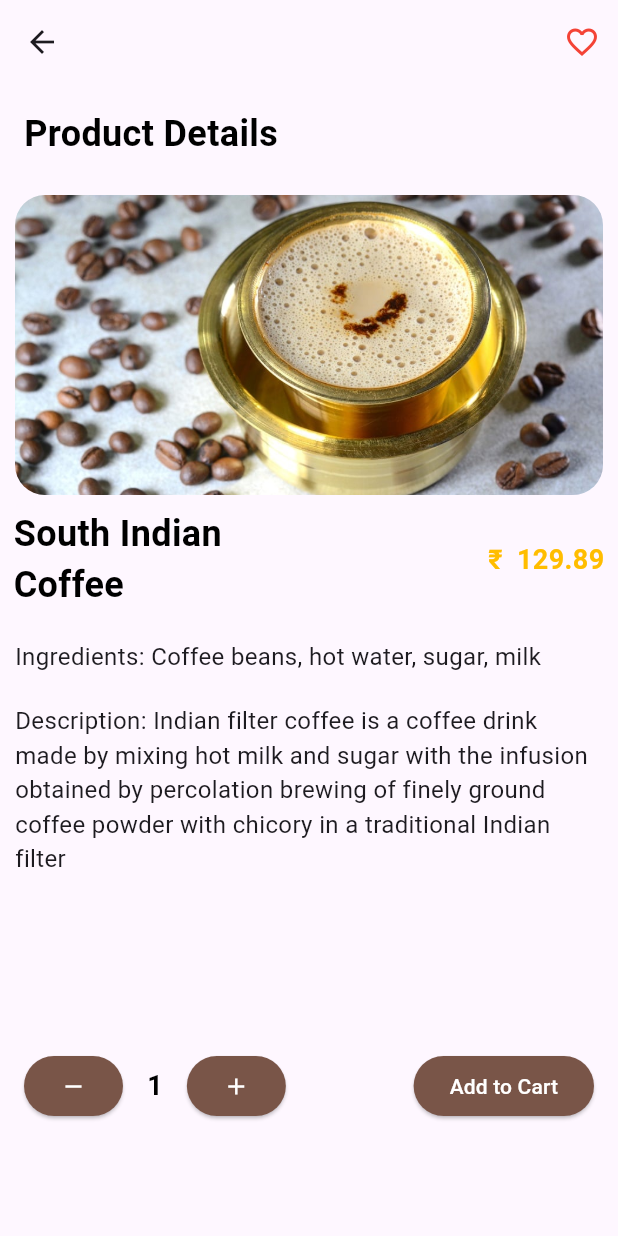
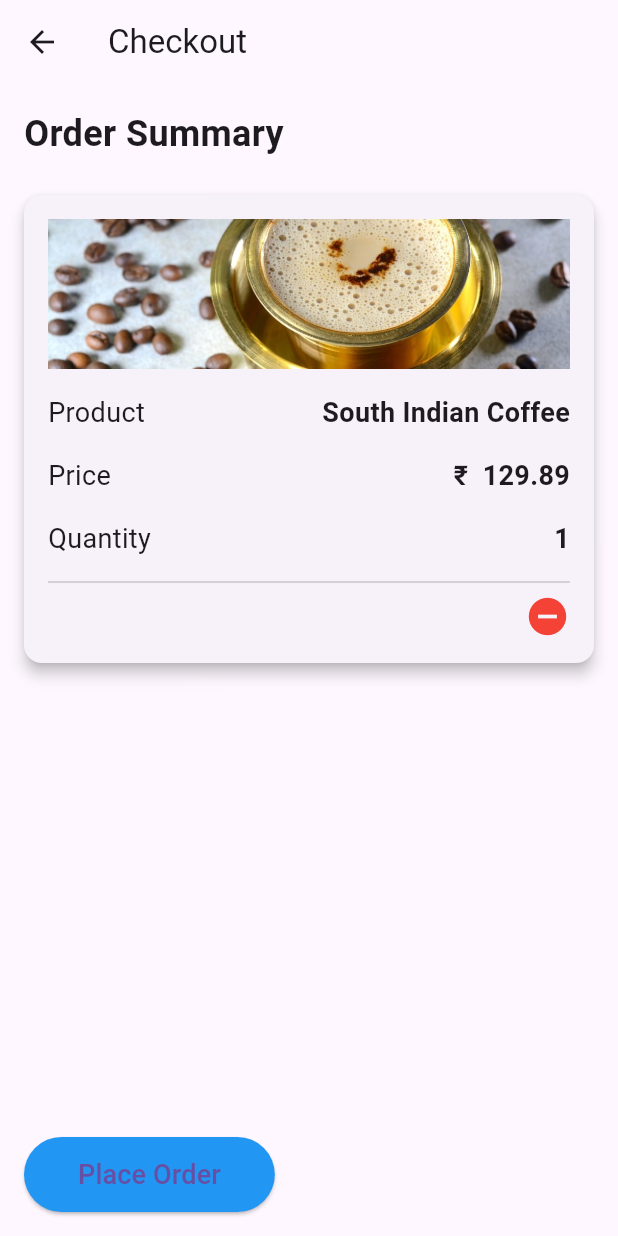
Before and after one commit to JanardhanGowda18/Cafe_screens, a Flutter app: the DetailPage1 screen opened directly with sample values from the repository, after a tap on "Add to Cart", on a phone screen of 412 x 824 dp. Run offline on Flutter 3.47's test engine with Material 3 defaults, Android fonts, the phone set to English and light mode, and no system bars; our stand-ins replace carousel_slider.

Commit message:
Implemented Chec

```diff
--- a/lib/main.dart
+++ b/lib/main.dart
@@ -1,6 +1,7 @@
 import 'package:flutter/material.dart';
 import 'package:provider/provider.dart';
 import 'package:screen_project/screens/home/home.dart';
+import 'package:screen_project/screens/home/widget/cart_item_provider.dart';
 import 'package:screen_project/screens/home/widget/favouriteprovider.dart';
 import 'package:screen_project/screens/home/widget/favouriteprovider2.dart';
 
@@ -8,6 +9,10 @@ void main() {
   runApp(
     MultiProvider(
       providers: [
+
+    ChangeNotifierProvider(create: (context) => CartItemProvider()),
+  // Add other providers as needed
+
         ChangeNotifierProvider(create: (context) => FavoritesProvider()),
         ChangeNotifierProvider(create: (context) => FavoritesProvider2()),
       ],
--- a/lib/screens/detail/detail.dart
+++ b/lib/screens/detail/detail.dart
@@ -1,7 +1,8 @@
 import 'package:flutter/material.dart';
 import 'package:provider/provider.dart';
+import '../home/widget/cart_item_provider.dart';
+import '../home/widget/checkoutpage.dart';
 import '../home/widget/favouriteprovider.dart';
-import 'detail1.dart';
 import 'package:screen_project/models/coffee.dart';
 
 class DetailPage extends StatefulWidget {
@@ -36,7 +37,6 @@ class _DetailPageState extends State<DetailPage> {
               color: Colors.red,
             ),
             onPressed: () {
-              // Toggle the favorite status locally
               favoritesProvider.toggleFavorite(widget.coffees);
               setState(() {
                 isFavorite = !isFavorite;
@@ -64,7 +64,7 @@ class _DetailPageState extends State<DetailPage> {
             Padding(
               padding: const EdgeInsets.only(top: 8.0, left: 10.0, right: 10.0),
               child: Hero(
-                tag: 'coffeeImage${widget.coffees.title}', // Make sure to use the same tag as in CoffeesItem
+                tag: 'coffeeImage${widget.coffees.title}',
                 child: ClipRRect(
                   borderRadius: BorderRadius.circular(20.0),
                   child: Image.asset(
@@ -84,7 +84,7 @@ class _DetailPageState extends State<DetailPage> {
                   Expanded(
                     child: Text(
                       widget.coffees.title,
-                      style: TextStyle(fontSize: 24, fontWeight: FontWeight.bold, color: Colors.black), // Set color for the product title
+                      style: TextStyle(fontSize: 24, fontWeight: FontWeight.bold, color: Colors.black),
                     ),
                   ),
                   Expanded(
@@ -101,8 +101,6 @@ class _DetailPageState extends State<DetailPage> {
                 ],
               ),
             ),
-            // Display Ingredients
-            // Display Ingredients
             Padding(
               padding: const EdgeInsets.all(10.0),
               child: Text(
@@ -110,7 +108,6 @@ class _DetailPageState extends State<DetailPage> {
                 style: TextStyle(fontSize: 16),
               ),
             ),
-            // Display Description
             Padding(
               padding: const EdgeInsets.all(10.0),
               child: Text(
@@ -138,17 +135,31 @@ class _DetailPageState extends State<DetailPage> {
                       });
                     },
                   ),
-                  // Add to Cart Button
                   ElevatedButton(
                     onPressed: () {
-                      // Implement your add to cart functionality here
+                      List<CartItem> cartItems = Provider.of<CartItemProvider>(context, listen: false).cartItems;
+                      CartItem newItem = CartItem(
+                        productImageUrl: widget.coffees.imageUrl,
+                        productName: widget.coffees.title,
+                        productPrice: widget.coffees.price,
+
+                        productQuantity: quantity,
+                      );
+
+                      Provider.of<CartItemProvider>(context, listen: false).addToCart(newItem);
+                      Navigator.push(
+                        context,
+                        MaterialPageRoute(
+                          builder: (context) => CheckoutPage(),
+                        ),
+                      );
                     },
                     style: ElevatedButton.styleFrom(
                       primary: Colors.brown,
                       shape: RoundedRectangleBorder(
                         borderRadius: BorderRadius.circular(20.0),
                       ),
-                      onPrimary: Colors.white, // Set text color for the button
+                      onPrimary: Colors.white,
                     ),
                     child: Text(
                       'Add to Cart',
--- a/lib/screens/detail/detail1.dart
+++ b/lib/screens/detail/detail1.dart
@@ -1,8 +1,8 @@
 import 'package:flutter/material.dart';
 import 'package:provider/provider.dart';
-import 'package:screen_project/screens/detail/widget/detail_app_bar.dart';
-
 import '../../models/bestsell.dart';
+import '../home/widget/cart_item_provider.dart';
+import '../home/widget/checkoutpage.dart';
 import '../home/widget/favouriteprovider2.dart';
 
 class QuantityButton extends StatelessWidget {
@@ -198,7 +198,22 @@ class _DetailPage1State extends State<DetailPage1> {
                   // Add to Cart Button
                   ElevatedButton(
                     onPressed: () {
-                      // Implement your add to cart functionality here
+                      List<CartItem> cartItems = Provider.of<CartItemProvider>(context, listen: false).cartItems;
+                      CartItem newItem = CartItem(
+                        productImageUrl: widget.bestSellers.imageUrl,
+                        productName: widget.bestSellers.title,
+                        productPrice: widget.bestSellers.price,
+
+                        productQuantity: quantity,
+                      );
+
+                      Provider.of<CartItemProvider>(context, listen: false).addToCart(newItem);
+                      Navigator.push(
+                        context,
+                        MaterialPageRoute(
+                          builder: (context) => CheckoutPage(),
+                        ),
+                      );
                     },
                     style: ElevatedButton.styleFrom(
                       primary: Colors.brown,
--- /dev/null
+++ b/lib/screens/home/widget/cart_item_provider.dart
@@ -0,0 +1,31 @@
+import 'package:flutter/foundation.dart';
+
+class CartItem {
+  final String productImageUrl;
+  final String productName;
+  final String productPrice;
+  final int productQuantity;
+
+  CartItem({
+    required this.productImageUrl,
+    required this.productName,
+    required this.productPrice,
+
+    required this.productQuantity,
+  });
+}
+
+class CartItemProvider extends ChangeNotifier {
+  List<CartItem> _cartItems = [];
+
+  List<CartItem> get cartItems => _cartItems;
+
+  void addToCart(CartItem item) {
+    _cartItems.add(item);
+    notifyListeners();
+  }
+  void removeFromCart(CartItem item) {
+    _cartItems.remove(item);
+    notifyListeners();
+  }
+}
--- /dev/null
+++ b/lib/screens/home/widget/checkoutpage.dart
@@ -0,0 +1,129 @@
+import 'package:flutter/material.dart';
+import 'package:provider/provider.dart';
+import 'cart_item_provider.dart';
+
+class CheckoutPage extends StatelessWidget {
+  @override
+  Widget build(BuildContext context) {
+    return Scaffold(
+      appBar: AppBar(
+        title: Text('Checkout'),
+      ),
+      body: Padding(
+        padding: const EdgeInsets.all(16.0),
+        child: Column(
+          crossAxisAlignment: CrossAxisAlignment.start,
+          children: [
+            Text(
+              'Order Summary',
+              style: TextStyle(
+                fontSize: 24,
+                fontWeight: FontWeight.bold,
+              ),
+            ),
+            SizedBox(height: 16),
+            Expanded(
+              child: Consumer<CartItemProvider>(
+                builder: (context, cartItemProvider, child) {
+                  List<CartItem> cartItems = cartItemProvider.cartItems;
+                  return ListView(
+                    children: cartItems.map((cartItem) {
+                      return _buildOrderItem(context, cartItem);
+                    }).toList(),
+                  );
+                },
+              ),
+            ),
+            SizedBox(height: 16),
+            ElevatedButton(
+              onPressed: () {
+                // Implement your checkout functionality here
+              },
+              style: ElevatedButton.styleFrom(
+                primary: Colors.blue,
+              ),
+              child: Padding(
+                padding: const EdgeInsets.all(12.0),
+                child: Text(
+                  'Place Order',
+                  style: TextStyle(
+                    fontSize: 18,
+                  ),
+                ),
+              ),
+            ),
+          ],
+        ),
+      ),
+    );
+  }
+
+  Widget _buildOrderItem(BuildContext context, CartItem cartItem) {
+    return Card(
+      elevation: 4,
+      margin: EdgeInsets.symmetric(vertical: 8),
+      child: Padding(
+        padding: const EdgeInsets.all(16.0),
+        child: Column(
+          crossAxisAlignment: CrossAxisAlignment.start,
+          children: [
+            // Display the product image
+            SizedBox(
+              height: 100,
+              width: double.infinity,
+              child: Image.asset(
+                cartItem.productImageUrl,
+                fit: BoxFit.cover,
+              ),
+            ),
+            SizedBox(height: 8),
+            _buildOrderDetail('Product', cartItem.productName),
+            _buildOrderDetail('Price', cartItem.productPrice),
+            _buildOrderDetail('Quantity', cartItem.productQuantity.toString()),
+            Divider(height: 16),
+          Row(
+              mainAxisAlignment: MainAxisAlignment.end,
+              children: [
+              GestureDetector(
+              onTap: () {
+          // Remove the item from the cart
+          Provider.of<CartItemProvider>(context, listen: false).removeFromCart(cartItem);
+    },
+      child: Icon(
+        Icons.remove_circle,
+        color: Colors.red,
+        size: 30,
+      ),
+              ),
+              ],
+            ),
+          ],
+        ),
+      ),
+    );
+  }
+
+  Widget _buildOrderDetail(String label, String value) {
+    return Padding(
+      padding: const EdgeInsets.symmetric(vertical: 8.0),
+      child: Row(
+        mainAxisAlignment: MainAxisAlignment.spaceBetween,
+        children: [
+          Text(
+            label,
+            style: TextStyle(
+              fontSize: 18,
+            ),
+          ),
+          Text(
+            value,
+            style: TextStyle(
+              fontSize: 18,
+              fontWeight: FontWeight.bold,
+            ),
+          ),
+        ],
+      ),
+    );
+  }
+}
```
